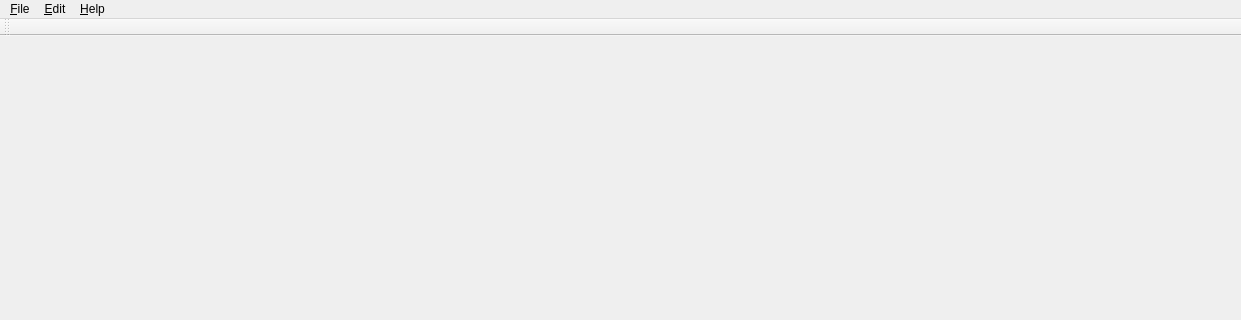
Before: the Qt Designer form gui/qt/mainwindow.ui in sgsaenger/vipster, drawn with Qt 5; both pictures show x 0 to 1241 and y 0 to 320 of the 1241 by 642 pixel window.
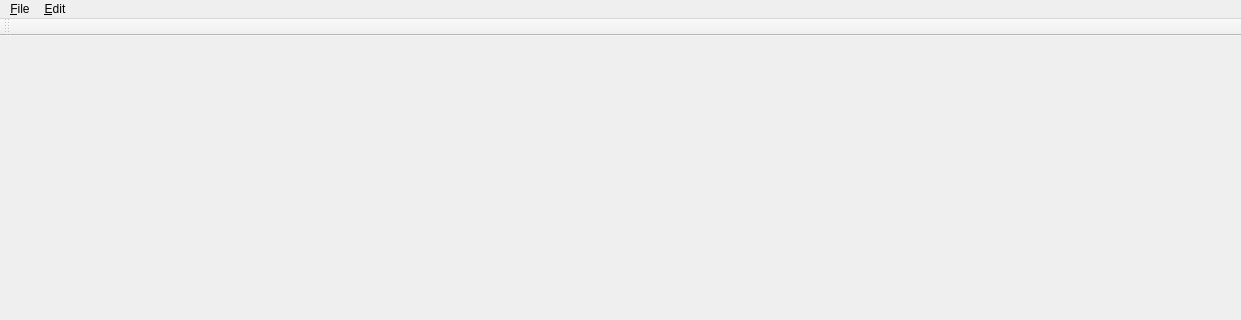
After: the same form once the commit is applied. Icons and pictures are not drawn.

```diff
--- a/gui/qt/mainwindow.ui
+++ b/gui/qt/mainwindow.ui
@@ -33,7 +33,7 @@
      <x>0</x>
      <y>0</y>
      <width>1241</width>
-     <height>22</height>
+     <height>21</height>
     </rect>
    </property>
    <widget class="QMenu" name="menuVipster">
@@ -88,16 +88,8 @@
     <addaction name="actionHide_Atom_s"/>
     <addaction name="actionShow_Atom_s"/>
    </widget>
-   <widget class="QMenu" name="menuHelp">
-    <property name="title">
-     <string>&amp;Help</string>
-    </property>
-    <addaction name="actionAbout_Vipster"/>
-    <addaction name="actionAbout_Qt"/>
-   </widget>
    <addaction name="menuVipster"/>
    <addaction name="menuEdit"/>
-   <addaction name="menuHelp"/>
   </widget>
   <widget class="QToolBar" name="toolBar">
    <property name="windowTitle">
```
Left out of the diff: 20 changed lines with no effect on the pictures.
